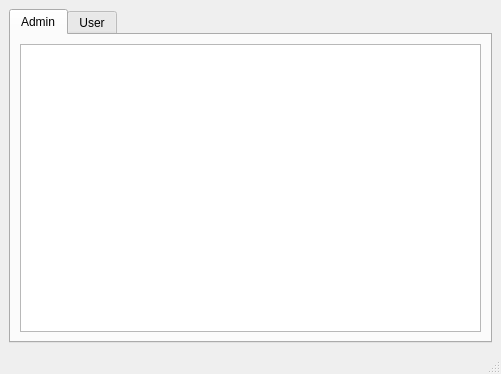
First picture: the form in UserManagement/mainwindow.ui, repository AlexGruebel/UserManagementProjectAP2019-, before the edit.
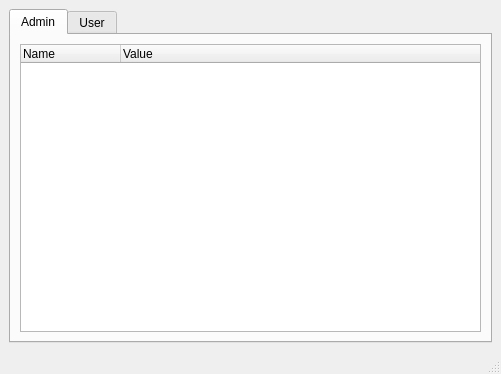
Second picture: the form after the edit.

Commit message: Add initial tree view implementation

What changed in the file:
```diff
--- a/UserManagement/mainwindow.ui
+++ b/UserManagement/mainwindow.ui
@@ -26,7 +26,21 @@
        </attribute>
        <layout class="QGridLayout" name="gridLayout_2">
         <item row="0" column="0">
-         <widget class="QTreeView" name="treeView"/>
+         <widget class="QTreeWidget" name="treeWidget">
+          <property name="columnCount">
+           <number>2</number>
+          </property>
+          <column>
+           <property name="text">
+            <string>Name</string>
+           </property>
+          </column>
+          <column>
+           <property name="text">
+            <string>Value</string>
+           </property>
+          </column>
+         </widget>
         </item>
        </layout>
       </widget>
```
The commit also changes 6 other files.
